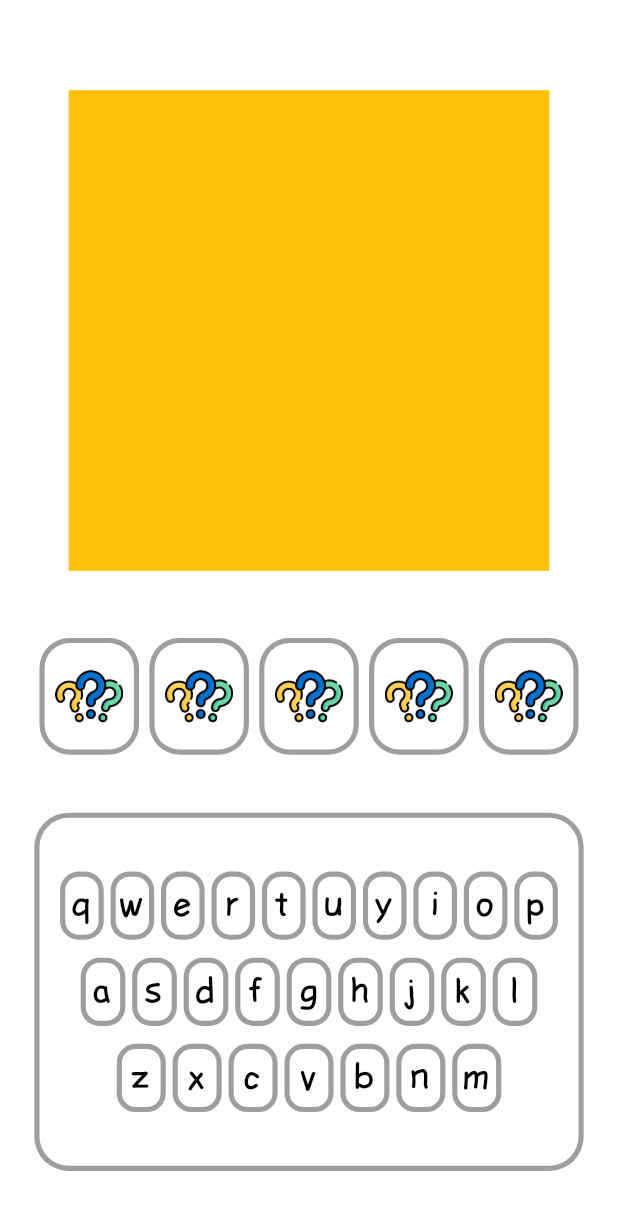
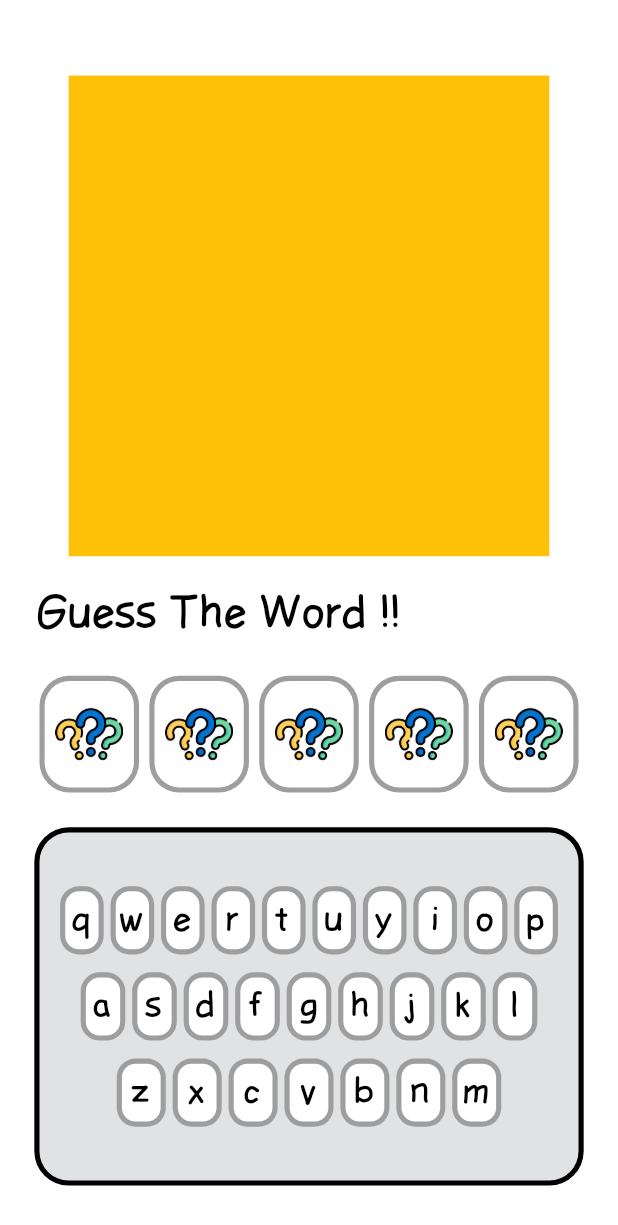
Before and after one commit to Mohand-2004/HANGMAN-Game, a Flutter app: the screen it shows after launch, on a phone screen of 412 x 824 dp. Shown: the top 1225 px of the screen. Run offline on Flutter 3.47's test engine with Material 3 defaults, Android fonts, the phone set to English and light mode, and no system bars; our stand-ins replace flutter_screenutil.

Commit message:
edit keboard style

```diff
--- a/lib/screens/home_page.dart
+++ b/lib/screens/home_page.dart
@@ -30,7 +30,23 @@ class _HomePageState extends State<HomePage> {
             ),
 
             // space between
-            SizedBox(height: 20.h,),
+            SizedBox(height: 15.h,),
+
+            // guess word text
+            Row(
+              children: [
+                SizedBox(width: 18.w,),
+                Text(
+                  'Guess The Word !!',
+                  style: TextStyle(
+                    fontSize: 25.sp,
+                    color: Colors.black,
+                    fontFamily: 'comic sans',
+                  ),
+                ),
+                const Spacer(),
+              ],
+            ),
 
             // word widget
             WordContainer(
@@ -52,7 +68,7 @@ class _HomePageState extends State<HomePage> {
             ),
 
             // space between
-            SizedBox(height: 15.h,),
+            SizedBox(height: 2.h,),
 
             // keyboard Widget
             KeyboardWidget(
@@ -61,12 +77,13 @@ class _HomePageState extends State<HomePage> {
               height: 200.h,
               boarderWidth: 3.r,
               radius: 20.r,
-              backgroundColor: Colors.white,
-              boarderColor: Colors.grey,
+              backgroundColor: const Color(0xffe0e2e4),
+              boarderColor: Colors.black,
               buttonsStyle: ButtonsStyle(
                 buttonBackgroundColor: Colors.white,
                 buttonBoarderColor: Colors.grey,
                 buttonBoarderForegroundColor: Colors.cyan,
+                buttonForegroundColor: const Color.fromARGB(255, 233, 233, 233),
                 buttonRadius: 11.r,
                 buttonBoarderWidth: 3.r,
                 spaceBetweenButtons: 2.w,
```
